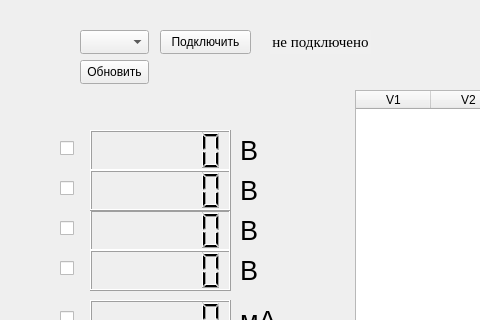
Qt form interface.ui (KejLater/lab_stand) before a commit; both pictures show x 0 to 480 and y 0 to 320 of the 1046 by 631 pixel window.
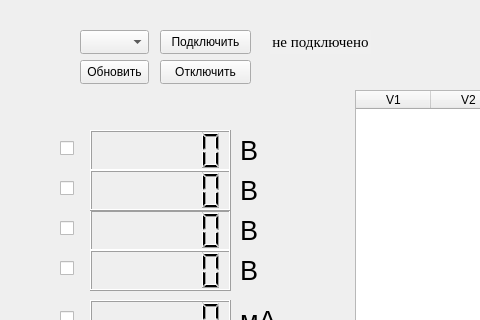
The same form after that commit.

What changed in the file:
```diff
--- a/interface.ui
+++ b/interface.ui
@@ -1272,6 +1272,19 @@
      <string>Бахнуть</string>
     </property>
    </widget>
+   <widget class="QPushButton" name="close">
+    <property name="geometry">
+     <rect>
+      <x>160</x>
+      <y>60</y>
+      <width>91</width>
+      <height>24</height>
+     </rect>
+    </property>
+    <property name="text">
+     <string>Отключить</string>
+    </property>
+   </widget>
   </widget>
   <widget class="QMenuBar" name="menubar">
    <property name="geometry">
```
Left out of the diff: 4 changed lines with no effect on the pictures.
